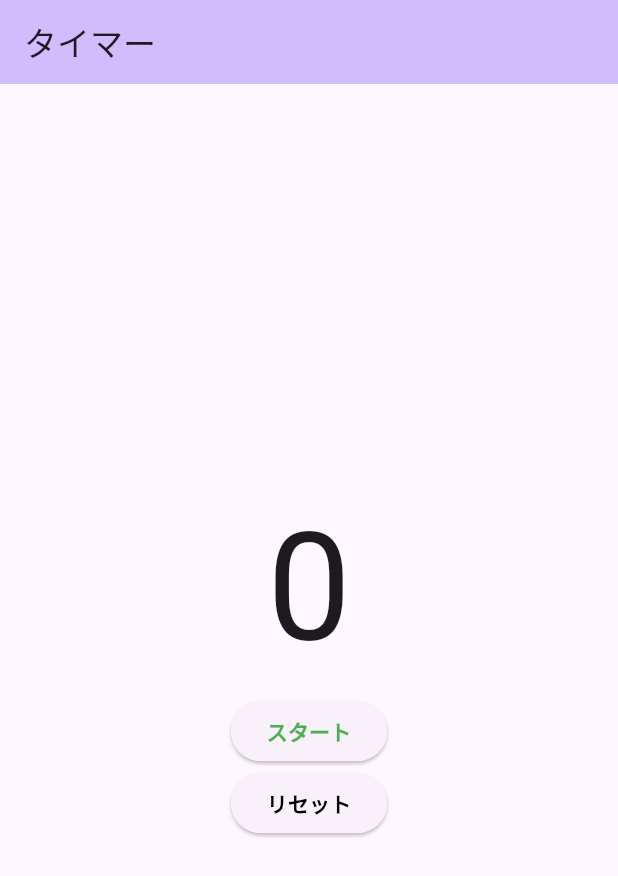
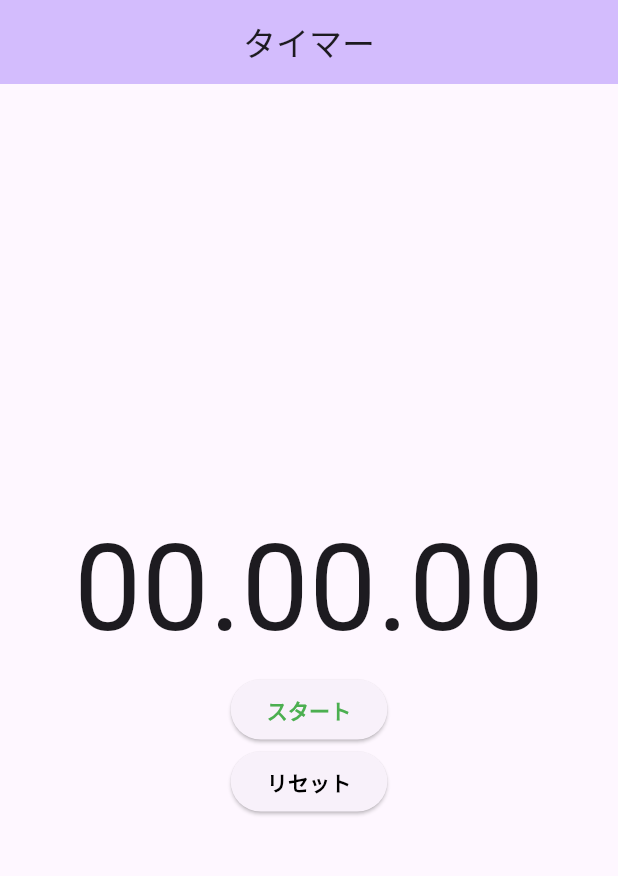
Before and after one commit to uni51/flu_textbook_v2_timer, a Flutter app: the screen it shows after launch, on a phone screen of 412 x 824 dp. Shown: the top 876 px of the screen. Run offline on Flutter 3.47's test engine with Material 2 defaults, Android fonts, the phone set to English and light mode, and no system bars.

Commit message:
finish homework

```diff
--- a/lib/main.dart
+++ b/lib/main.dart
@@ -1,8 +1,7 @@
 import 'dart:async';
 
 import 'package:flutter/material.dart';
-
-import 'next_page.dart';
+import 'package:timer/next_page.dart';
 
 void main() {
   runApp(const App());
@@ -11,6 +10,7 @@ void main() {
 class App extends StatelessWidget {
   const App({super.key});
 
+  // This widget is the root of your application.
   @override
   Widget build(BuildContext context) {
     return MaterialApp(
@@ -34,7 +34,12 @@ class MyHomePage extends StatefulWidget {
 }
 
 class _MyHomePageState extends State<MyHomePage> {
+  int _millisecond = 0;
+  String _milliSecondText = '00';
   int _second = 0;
+  String _secondText = '00';
+  int _minute = 0;
+  String _minuteText = '00';
   Timer? _timer;
   bool _isRunning = false;
 
@@ -48,15 +53,37 @@ class _MyHomePageState extends State<MyHomePage> {
     return Scaffold(
       appBar: AppBar(
         backgroundColor: Theme.of(context).colorScheme.inversePrimary,
-        title: Text(widget.title),
+        title: Center(child: Text(widget.title)),
       ),
       body: Center(
         child: Column(
           mainAxisAlignment: MainAxisAlignment.center,
           children: [
+            Row(
+              mainAxisAlignment: MainAxisAlignment.center,
+              children: [
                 Text(
-              '$_second',
-              style: TextStyle(fontSize: 100),
+                  '$_minuteText',
+                  style: TextStyle(fontSize: 80),
+                ),
+                const Text(
+                  '.',
+                  style: TextStyle(fontSize: 80),
+                ),
+                Text(
+                  '$_secondText',
+                  style: TextStyle(fontSize: 80),
+                ),
+                const Text(
+                  '.',
+                  style: TextStyle(fontSize: 80),
+                ),
+                Text(
+                  // '$_millisecond',
+                  '$_milliSecondText',
+                  style: TextStyle(fontSize: 80),
+                ),
+              ],
             ),
             ElevatedButton(
                 onPressed: () {
@@ -68,20 +95,18 @@ class _MyHomePageState extends State<MyHomePage> {
                     color: _isRunning ? Colors.red : Colors.green,
                     fontWeight: FontWeight.bold,
                   ),
-              ),
-            ),
+                )),
             ElevatedButton(
                 onPressed: () {
                   resetTimer();
                 },
-              child: Text(
+                child: const Text(
                   'リセット',
                   style: TextStyle(
                     color: Colors.black,
                     fontWeight: FontWeight.bold,
                   ),
-              ),
-            ),
+                )),
           ],
         ),
       ),
@@ -93,13 +118,27 @@ class _MyHomePageState extends State<MyHomePage> {
       _timer?.cancel();
     } else {
       _timer = Timer.periodic(
-        const Duration(seconds: 1),
+        const Duration(milliseconds: 0),
         (timer) {
           setState(() {
-            _second++;
+            _millisecond++;
+            _milliSecondText =
+                _millisecond.toString().padLeft(3, '0').substring(0, 2);
           });
 
-          if (_second == 10) {
+          if (_millisecond % 1000 == 0) {
+            _second++;
+            _secondText = _second.toString().padLeft(2, '0').substring(0, 2);
+            _millisecond = 0;
+          }
+
+          if (_second == 60) {
+            _minute++;
+            _minuteText = _minute.toString().padLeft(2, '0').substring(0, 2);
+            _second = 0;
+          }
+
+          if (_minute == 2) {
             resetTimer();
 
             Navigator.push(
@@ -118,7 +157,12 @@ class _MyHomePageState extends State<MyHomePage> {
   void resetTimer() {
     _timer?.cancel();
     setState(() {
+      _millisecond = 0;
+      _milliSecondText = '00';
       _second = 0;
+      _secondText = '00';
+      _minute = 0;
+      _minuteText = '00';
       _isRunning = false;
     });
   }
--- a/lib/next_page.dart
+++ b/lib/next_page.dart
@@ -9,7 +9,7 @@ class NextPage extends StatelessWidget {
       appBar: AppBar(),
       body: const Center(
         child: Text(
-          '10秒達成おめでとう',
+          '2分達成おめでとう',
           style: TextStyle(
             fontWeight: FontWeight.bold,
             color: Colors.black,
```
Lines whose indentation alone changed are shown as unchanged.
